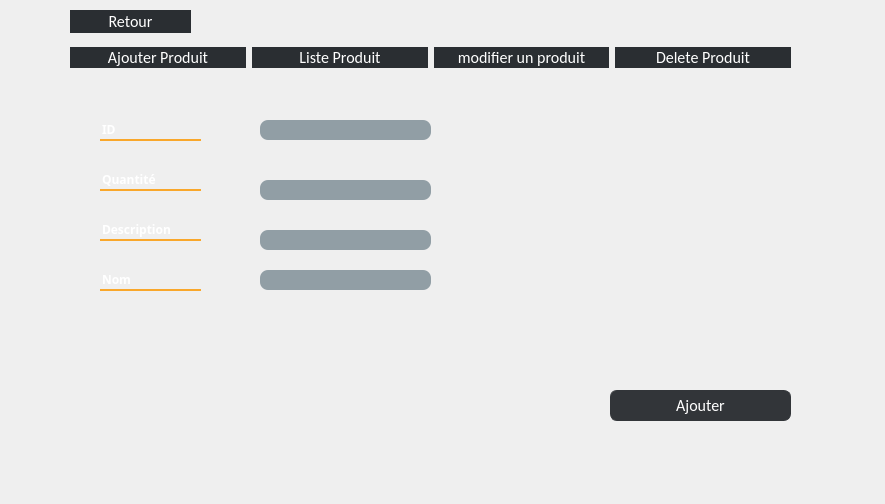
Before: the Qt Designer form gestion_ingredient.ui in hanenjabnoun-Esprit-2019/Smart_Pastry_Shop_2A25, drawn with Qt 5.
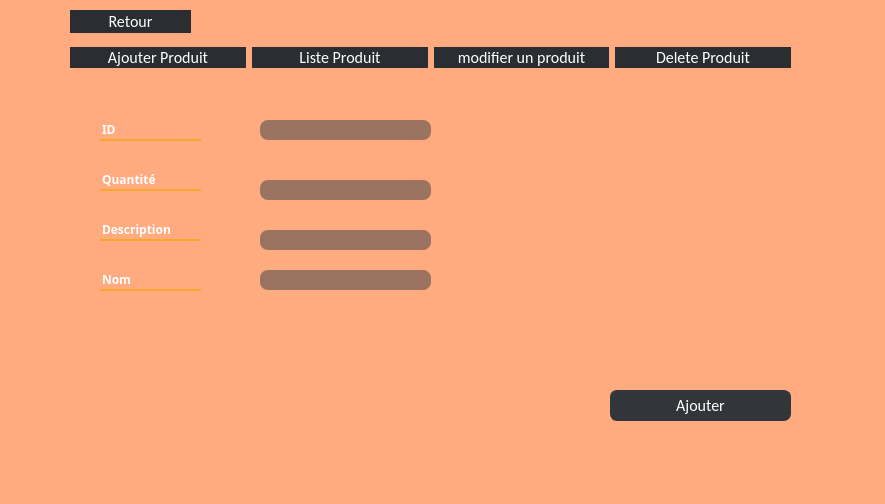
After: the same form once the commit is applied. The open tabs and pages were chosen to show the change.

What changed in the file:
```diff
--- a/gestion_ingredient.ui
+++ b/gestion_ingredient.ui
@@ -13,6 +13,9 @@
   <property name="windowTitle">
    <string>Dialog</string>
   </property>
+  <property name="styleSheet">
+   <string notr="true">background-color:rgb(255, 170, 127);</string>
+  </property>
   <widget class="QStackedWidget" name="stackedWidget">
    <property name="geometry">
     <rect>
```
Left out of the diff: 2 changed lines with no effect on the pictures.
